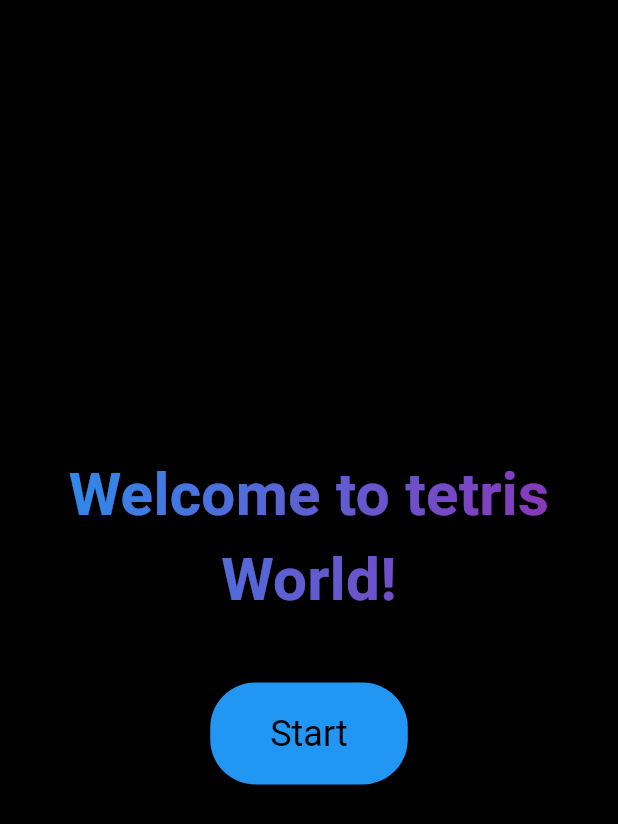
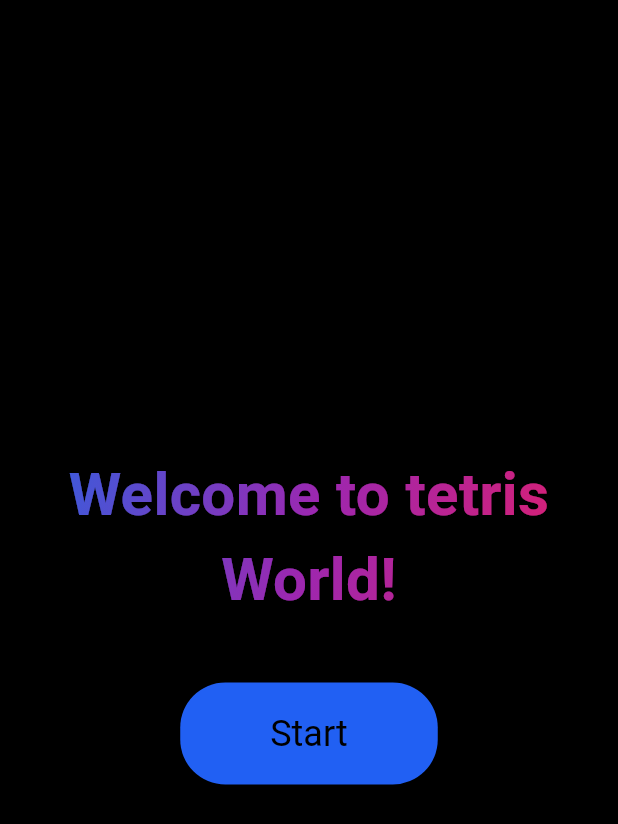
Before and after one commit to renataub/Tetris-Game, a Flutter app: the screen it shows after launch, on a phone screen of 412 x 824 dp. Shown: the top 824 px of the screen. Run offline on Flutter 3.47's test engine with Material 3 defaults, Android fonts, the phone set to English and light mode, and no system bars.

Commit message:
fix colors

```diff
--- a/lib/intro_screen.dart
+++ b/lib/intro_screen.dart
@@ -12,7 +12,7 @@ class IntroScreen extends StatelessWidget {
             ShaderMask(
               shaderCallback: (rect) {
                 return LinearGradient(
-                  colors: [Colors.blue, Colors.purple],
+                  colors: [Color.fromARGB(255, 39, 102, 228), Colors.purple, Colors.pink],
                   begin: Alignment.topLeft,
                   end: Alignment.bottomRight
                 ).createShader(rect);
@@ -25,8 +25,8 @@ class IntroScreen extends StatelessWidget {
             SizedBox(height: 40),
             ElevatedButton(
               style: ElevatedButton.styleFrom(
-                backgroundColor: Colors.blue,
-                padding: EdgeInsets.symmetric(horizontal: 40, vertical: 20),
+                backgroundColor: const Color.fromARGB(255, 33, 96, 243),
+                padding: EdgeInsets.symmetric(horizontal: 60, vertical: 20),
                 textStyle: TextStyle(fontSize: 24),
                 shape: RoundedRectangleBorder(
                   borderRadius: BorderRadius.circular(30.0),
```
Also changed, not shown: lib/board.dart (+0 -10 lines), lib/piece.dart (+0 -9 lines).
